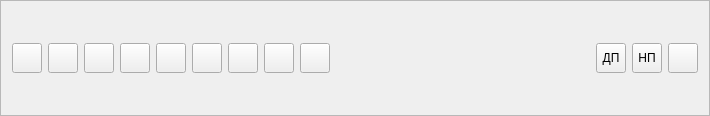
alexvrn/rmo, file ui/RightPanel.ui: the form before one commit.
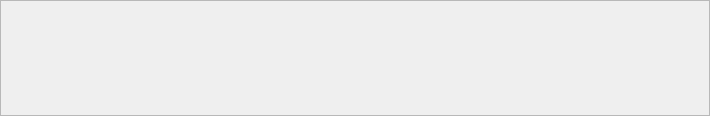
The form after the commit.

Commit message: add class ButtonGroup, analog QButtonGroup. Small changes

```diff
--- a/ui/RightPanel.ui
+++ b/ui/RightPanel.ui
@@ -19,199 +19,7 @@
   <property name="frameShadow">
    <enum>QFrame::Raised</enum>
   </property>
-  <layout class="QHBoxLayout" name="horizontalLayout">
-   <item>
-    <widget class="QToolButton" name="toolButton">
-     <property name="minimumSize">
-      <size>
-       <width>30</width>
-       <height>30</height>
-      </size>
-     </property>
-     <property name="text">
-      <string/>
-     </property>
-    </widget>
-   </item>
-   <item>
-    <widget class="QToolButton" name="toolButton_2">
-     <property name="minimumSize">
-      <size>
-       <width>30</width>
-       <height>30</height>
-      </size>
-     </property>
-     <property name="text">
-      <string/>
-     </property>
-    </widget>
-   </item>
-   <item>
-    <widget class="QToolButton" name="toolButton_3">
-     <property name="minimumSize">
-      <size>
-       <width>30</width>
-       <height>30</height>
-      </size>
-     </property>
-     <property name="text">
-      <string/>
-     </property>
-    </widget>
-   </item>
-   <item>
-    <widget class="QToolButton" name="toolButton_4">
-     <property name="minimumSize">
-      <size>
-       <width>30</width>
-       <height>30</height>
-      </size>
-     </property>
-     <property name="text">
-      <string/>
-     </property>
-    </widget>
-   </item>
-   <item>
-    <widget class="QToolButton" name="toolButton_5">
-     <property name="minimumSize">
-      <size>
-       <width>30</width>
-       <height>30</height>
-      </size>
-     </property>
-     <property name="text">
-      <string/>
-     </property>
-    </widget>
-   </item>
-   <item>
-    <widget class="QToolButton" name="toolButton_6">
-     <property name="minimumSize">
-      <size>
-       <width>30</width>
-       <height>30</height>
-      </size>
-     </property>
-     <property name="text">
-      <string/>
-     </property>
-    </widget>
-   </item>
-   <item>
-    <widget class="QToolButton" name="toolButton_7">
-     <property name="minimumSize">
-      <size>
-       <width>30</width>
-       <height>30</height>
-      </size>
-     </property>
-     <property name="text">
-      <string/>
-     </property>
-    </widget>
-   </item>
-   <item>
-    <widget class="QToolButton" name="toolButton_8">
-     <property name="minimumSize">
-      <size>
-       <width>30</width>
-       <height>30</height>
-      </size>
-     </property>
-     <property name="text">
-      <string/>
-     </property>
-    </widget>
-   </item>
-   <item>
-    <widget class="QToolButton" name="toolButton_9">
-     <property name="minimumSize">
-      <size>
-       <width>30</width>
-       <height>30</height>
-      </size>
-     </property>
-     <property name="text">
-      <string/>
-     </property>
-    </widget>
-   </item>
-   <item>
-    <spacer name="horizontalSpacer">
-     <property name="orientation">
-      <enum>Qt::Horizontal</enum>
-     </property>
-     <property name="sizeHint" stdset="0">
-      <size>
-       <width>249</width>
-       <height>20</height>
-      </size>
-     </property>
-    </spacer>
-   </item>
-   <item>
-    <widget class="QLabel" name="dateTimeLabel">
-     <property name="text">
-      <string/>
-     </property>
-    </widget>
-   </item>
-   <item>
-    <widget class="QToolButton" name="toolButton_12">
-     <property name="minimumSize">
-      <size>
-       <width>30</width>
-       <height>30</height>
-      </size>
-     </property>
-     <property name="toolTip">
-      <string>Дневная палитра</string>
-     </property>
-     <property name="text">
-      <string>ДП</string>
-     </property>
-    </widget>
-   </item>
-   <item>
-    <widget class="QToolButton" name="toolButton_11">
-     <property name="minimumSize">
-      <size>
-       <width>30</width>
-       <height>30</height>
-      </size>
-     </property>
-     <property name="toolTip">
-      <string>Ночная палитра</string>
-     </property>
-     <property name="text">
-      <string>НП</string>
-     </property>
-    </widget>
-   </item>
-   <item>
-    <widget class="QToolButton" name="toolButton_10">
-     <property name="minimumSize">
-      <size>
-       <width>30</width>
-       <height>30</height>
-      </size>
-     </property>
-     <property name="toolTip">
-      <string>Выход</string>
-     </property>
-     <property name="text">
-      <string/>
-     </property>
-     <property name="checkable">
-      <bool>false</bool>
-     </property>
-     <property name="checked">
-      <bool>false</bool>
-     </property>
-    </widget>
-   </item>
-  </layout>
+  <layout class="QHBoxLayout" name="horizontalLayout"/>
  </widget>
  <resources/>
  <connections/>
```
The commit also changes 14 other files.
